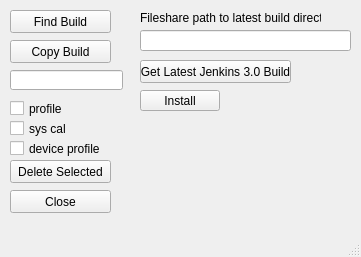
wilsjame/otto, file mainwindow.ui: the form before one commit.
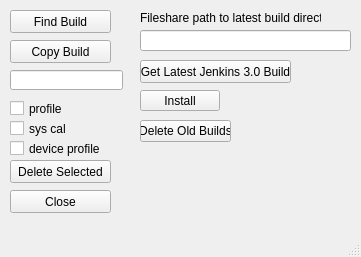
The form after the commit.

Commit message:
add delete old builds button
Deletes all files in the otto folder except for the most recent build.

Patch:
```diff
--- a/mainwindow.ui
+++ b/mainwindow.ui
@@ -164,6 +164,19 @@
      <string>Install</string>
     </property>
    </widget>
+   <widget class="QPushButton" name="pushButton_deleteOldBuilds">
+    <property name="geometry">
+     <rect>
+      <x>140</x>
+      <y>120</y>
+      <width>91</width>
+      <height>22</height>
+     </rect>
+    </property>
+    <property name="text">
+     <string>Delete Old Builds</string>
+    </property>
+   </widget>
   </widget>
   <widget class="QMenuBar" name="menubar">
    <property name="geometry">
```
Left out of the diff: 2 changed lines with no effect on the pictures. The commit also changes 2 other files.
